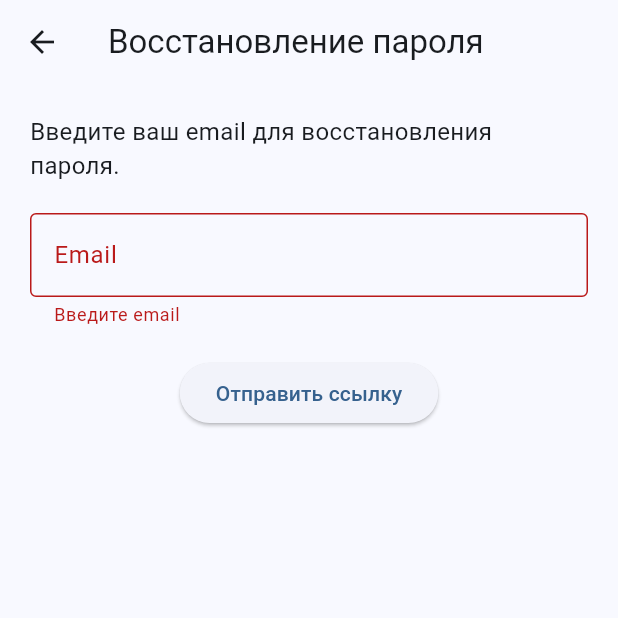
After one commit to ivanartemev3017/ai_kladovshchik, a Flutter app: the ForgotPasswordScreen screen opened by its route, after a tap on "Отправить ссылку", on a phone screen of 412 x 824 dp, the top half of it. The commit adds this screen. Run offline on Flutter 3.47's test engine with Material 3 defaults, Android fonts, the phone set to English and light mode, and no system bars; our stand-ins replace cloud_firestore, firebase_auth, firebase_core, google_sign_in, hive, hive_flutter and 1 more; accounts and stored records are empty; generated files the repository leaves out were written again.

```diff
--- a/lib/routes.dart
+++ b/lib/routes.dart
@@ -1,10 +1,18 @@
+// routes.dart
+
+import 'package:flutter/material.dart';
+import 'screens/welcome_screen.dart';
+import 'screens/email_auth_screen.dart';
+import 'screens/forgot_password_screen.dart';
+import 'screens/home_screen.dart';
+import 'screens/storage_list_screen.dart';
 import 'screens/add_storage_screen.dart';
-import 'package:flutter/material.dart';  // ← обязательно
-import 'screens/home_screen.dart';       // ← путь должен совпадать
-import 'screens/storage_list_screen.dart'; // ← путь тоже
 
 final Map<String, WidgetBuilder> appRoutes = {
-  '/': (context) => const HomeScreen(),
+  '/': (context) => const WelcomeScreen(),
+  '/email-auth': (context) => const EmailAuthScreen(isLogin: true),
+  '/forgot-password': (context) => ForgotPasswordScreen(),
+  '/home': (context) => const HomeScreen(),
   '/storages': (context) => const StorageListScreen(),
   '/add-storage': (context) => const AddStorageScreen(),
 };
--- /dev/null
+++ b/lib/screens/forgot_password_screen.dart
@@ -0,0 +1,84 @@
+import 'package:flutter/material.dart';
+import 'package:firebase_auth/firebase_auth.dart';
+
+class ForgotPasswordScreen extends StatefulWidget {
+  @override
+  _ForgotPasswordScreenState createState() => _ForgotPasswordScreenState();
+}
+
+class _ForgotPasswordScreenState extends State<ForgotPasswordScreen> {
+  final TextEditingController _emailController = TextEditingController();
+  final _formKey = GlobalKey<FormState>();
+  String _statusMessage = '';
+  bool _emailSent = false;
+
+  Future<void> _resetPassword() async {
+    try {
+      await FirebaseAuth.instance.sendPasswordResetEmail(
+        email: _emailController.text.trim(),
+      );
+      setState(() {
+        _statusMessage = 'Письмо отправлено на email!';
+        _emailSent = true;
+      });
+    } on FirebaseAuthException catch (e) {
+      setState(() {
+        _statusMessage = e.message ?? 'Ошибка при отправке письма.';
+      });
+    }
+  }
+
+  @override
+  Widget build(BuildContext context) {
+    return Scaffold(
+      appBar: AppBar(title: Text("Восстановление пароля")),
+      body: Padding(
+        padding: const EdgeInsets.all(20),
+        child: Column(
+          children: [
+            Text(
+              'Введите ваш email для восстановления пароля.',
+              style: TextStyle(fontSize: 16),
+            ),
+            SizedBox(height: 20),
+            Form(
+              key: _formKey,
+              child: TextFormField(
+                controller: _emailController,
+                decoration: InputDecoration(
+                  labelText: 'Email',
+                  border: OutlineInputBorder(),
+                ),
+                validator: (value) {
+                  if (value == null || value.isEmpty) {
+                    return 'Введите email';
+                  }
+                  return null;
+                },
+              ),
+            ),
+            SizedBox(height: 20),
+            ElevatedButton(
+              onPressed: () {
+                if (_formKey.currentState!.validate()) {
+                  _resetPassword();
+                }
+              },
+              child: Text('Отправить ссылку'),
+            ),
+            if (_statusMessage.isNotEmpty)
+              Padding(
+                padding: const EdgeInsets.only(top: 20),
+                child: Text(
+                  _statusMessage,
+                  style: TextStyle(
+                    color: _emailSent ? Colors.green : Colors.red,
+                  ),
+                ),
+              ),
+          ],
+        ),
+      ),
+    );
+  }
+}
--- a/pubspec.yaml
+++ b/pubspec.yaml
@@ -7,12 +7,15 @@ environment:
 dependencies:
   flutter:
     sdk: flutter
+  provider: ^6.1.2
   cupertino_icons: ^1.0.2
   hive: ^2.2.3
   hive_flutter: ^1.1.0
   path_provider: ^2.1.1
   image_picker: ^1.0.7
   firebase_core: ^2.27.0
+  firebase_auth: ^4.17.4
+  google_sign_in: ^6.2.1
   cloud_firestore: ^4.13.5
   firebase_storage: ^11.0.16
   flutter_localizations:
```
Also changed, not shown: lib/app.dart (+9 -6 lines), lib/main.dart (+18 -1 lines), lib/providers/locale_provider.dart (added, +53 -0 lines), lib/screens/email_auth_screen.dart (added, +134 -0 lines), lib/screens/login_screen.dart (added, +82 -0 lines), lib/screens/settings_screen.dart (added, +130 -0 lines), lib/screens/welcome_screen.dart (added, +63 -0 lines), lib/services/auth_service.dart (added, +38 -0 lines), lib/services/google_auth_service.dart (added, +38 -0 lines), lib/firebase_options.dart (added), pubspec.lock, 7 other files.
